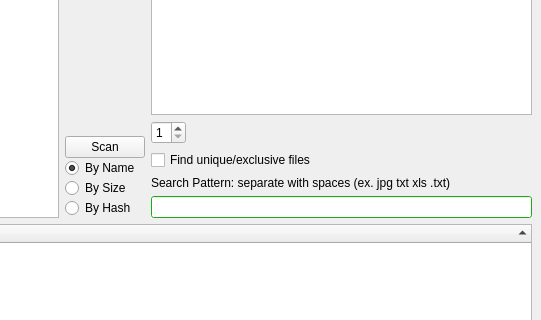
This is my_filelist.ui in hcrump/my_dupes as Qt 5 draws it before an edit; both pictures show x 332 to 873 and y 270 to 590 of the 873 by 765 pixel window. The edited form follows.
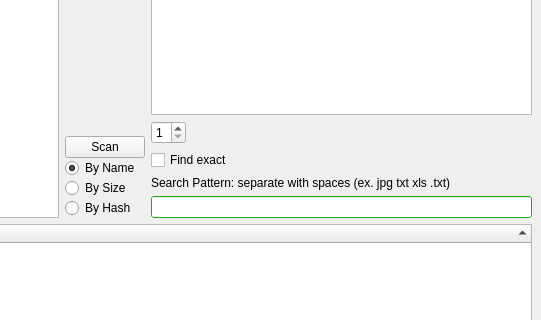
This is the edited form.

Commit message: added exact match checkbox

Patch:
```diff
--- a/my_filelist.ui
+++ b/my_filelist.ui
@@ -172,7 +172,7 @@
           <item>
            <widget class="QCheckBox" name="checkbox_single">
             <property name="text">
-             <string>Find unique/exclusive files</string>
+             <string>Find exact</string>
             </property>
            </widget>
           </item>
```
Left out of the diff: 2 changed lines with no effect on the pictures. The commit also changes 2 other files.
